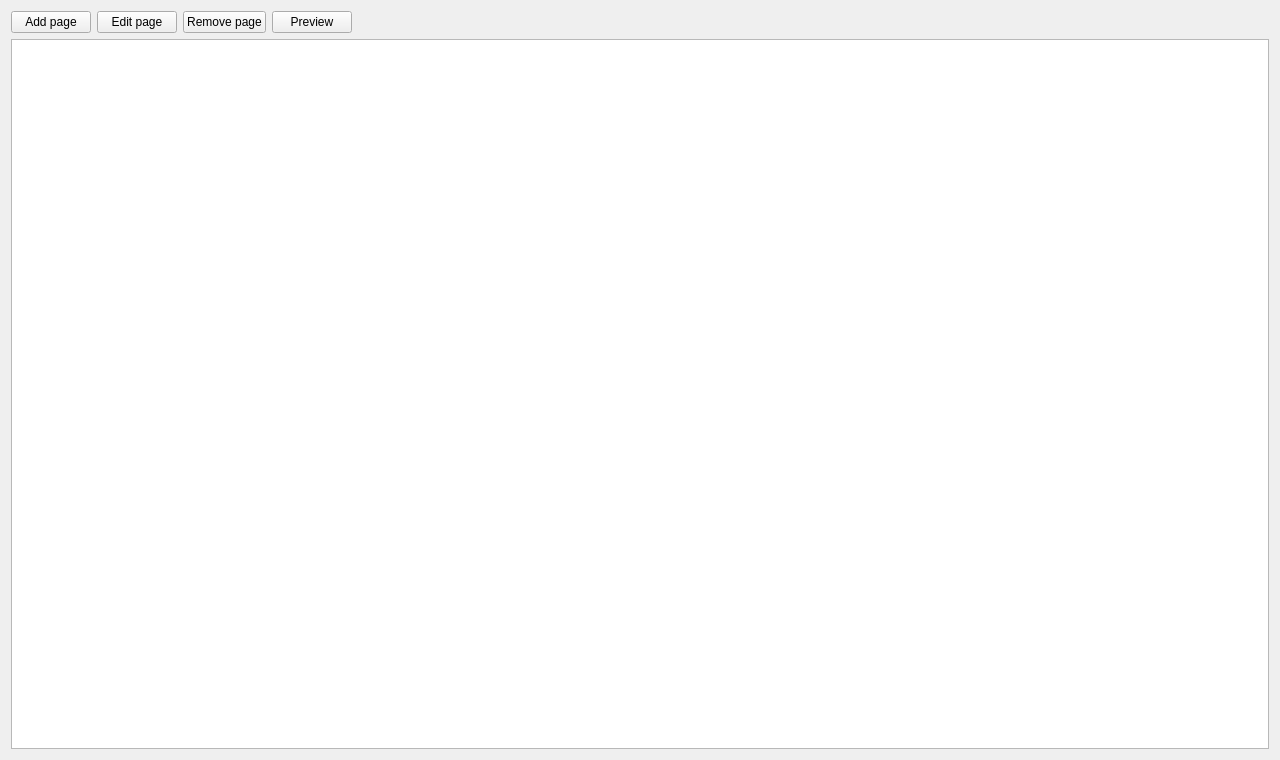
This is WebsiteEmpire/gui/panes/PanePages.ui in icingerpower/WebsiteEmpire2 as Qt 5 draws it before an edit. The edited form follows.
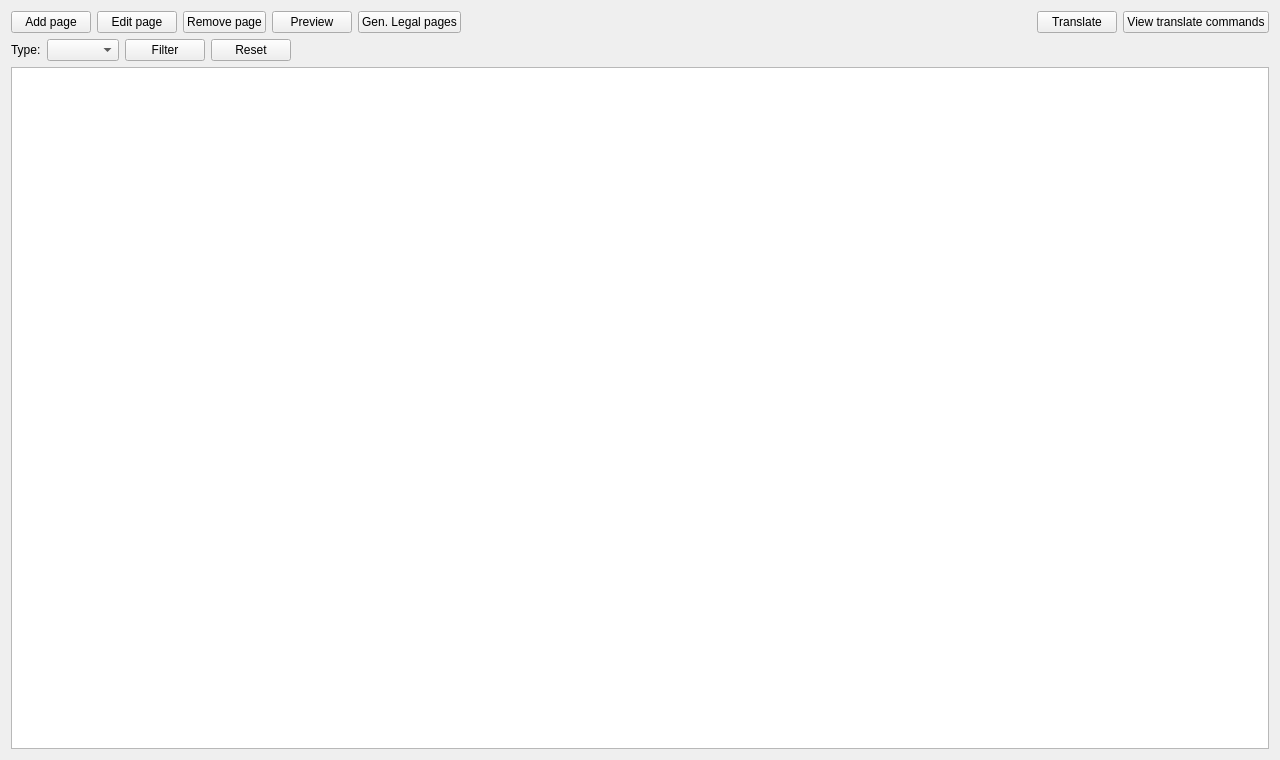
This is the edited form.

Commit message: Continue page creation / editing with AI assistance and improved visualasation.

```diff
--- a/WebsiteEmpire/gui/panes/PanePages.ui
+++ b/WebsiteEmpire/gui/panes/PanePages.ui
@@ -44,8 +44,73 @@
        </property>
       </widget>
      </item>
+     <item>
+      <widget class="QPushButton" name="buttonGenerateLegalPages">
+       <property name="toolTip">
+        <string>Generate the legal pages</string>
+       </property>
+       <property name="text">
+        <string>Gen. Legal pages</string>
+       </property>
+      </widget>
+     </item>
      <item>
       <spacer name="horizontalSpacer">
+       <property name="orientation">
+        <enum>Qt::Orientation::Horizontal</enum>
+       </property>
+       <property name="sizeHint" stdset="0">
+        <size>
+         <width>40</width>
+         <height>20</height>
+        </size>
+       </property>
+      </spacer>
+     </item>
+     <item>
+      <widget class="QPushButton" name="buttonTranslate">
+       <property name="text">
+        <string>Translate</string>
+       </property>
+      </widget>
+     </item>
+     <item>
+      <widget class="QPushButton" name="buttonViewCommandTranslate">
+       <property name="text">
+        <string>View translate commands</string>
+       </property>
+      </widget>
+     </item>
+    </layout>
+   </item>
+   <item>
+    <layout class="QHBoxLayout" name="horizontalLayoutFilter">
+     <item>
+      <widget class="QLabel" name="labelPageType">
+       <property name="text">
+        <string>Type:</string>
+       </property>
+      </widget>
+     </item>
+     <item>
+      <widget class="QComboBox" name="comboBoxPageType"/>
+     </item>
+     <item>
+      <widget class="QPushButton" name="buttonFilter">
+       <property name="text">
+        <string>Filter</string>
+       </property>
+      </widget>
+     </item>
+     <item>
+      <widget class="QPushButton" name="buttonResetFilter">
+       <property name="text">
+        <string>Reset</string>
+       </property>
+      </widget>
+     </item>
+     <item>
+      <spacer name="horizontalSpacerFilter">
        <property name="orientation">
         <enum>Qt::Orientation::Horizontal</enum>
        </property>
```
The commit also changes 47 other files.
